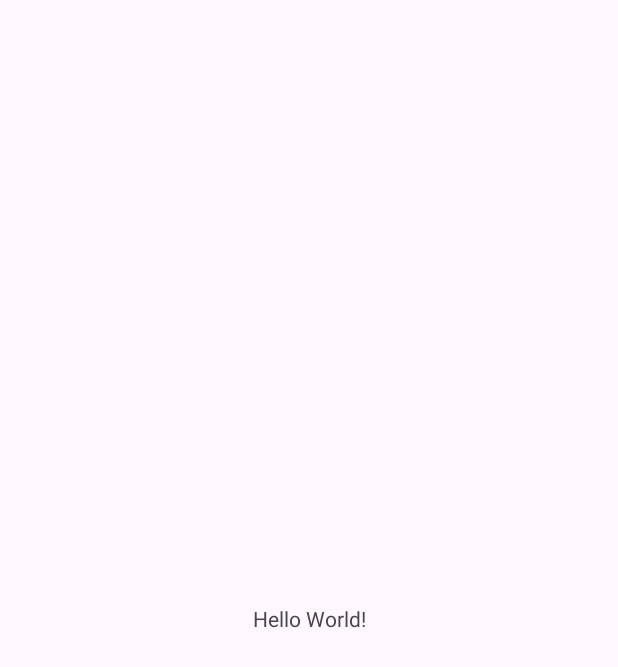
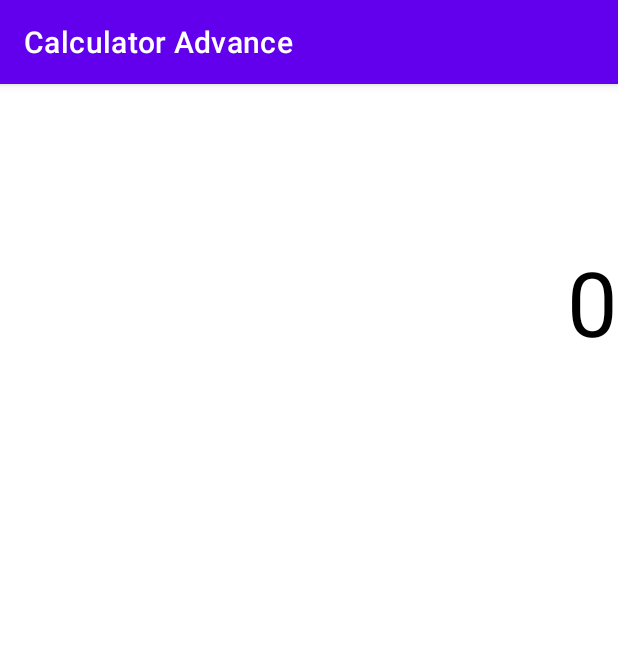
Before and after one commit to kelvs-ricafort/CalculatorAdvance, an Android app: the screen it shows after launch (MainActivity), on a phone screen of 412 x 824 dp. Before the commit the part shown is almost empty. Shown: the top 667 px of the screen. Run offline under Robolectric (Android 15) with nearby library versions, the phone set to English and light mode, and no system bars.

Commit message:
Initial Design

```diff
--- a/app/src/main/res/layout/activity_main.xml
+++ b/app/src/main/res/layout/activity_main.xml
@@ -1,18 +1,33 @@
 <?xml version="1.0" encoding="utf-8"?>
-<androidx.constraintlayout.widget.ConstraintLayout xmlns:android="http://schemas.android.com/apk/res/android"
-    xmlns:app="http://schemas.android.com/apk/res-auto"
+<LinearLayout xmlns:android="http://schemas.android.com/apk/res/android"
     xmlns:tools="http://schemas.android.com/tools"
     android:layout_width="match_parent"
     android:layout_height="match_parent"
     tools:context=".MainActivity">
 
-    <TextView
-        android:layout_width="wrap_content"
+    <LinearLayout
+        android:layout_width="match_parent"
         android:layout_height="wrap_content"
-        android:text="Hello World!"
-        app:layout_constraintBottom_toBottomOf="parent"
-        app:layout_constraintEnd_toEndOf="parent"
-        app:layout_constraintStart_toStartOf="parent"
-        app:layout_constraintTop_toTopOf="parent" />
+        android:orientation="vertical">
 
-</androidx.constraintlayout.widget.ConstraintLayout>
+        <TextView
+            android:id="@+id/textViewHistory"
+            android:layout_width="match_parent"
+            android:layout_height="90dp"
+            android:textSize="30sp"
+            android:gravity="center|end"
+            android:background="@color/white"
+            android:textColor="@color/black" />
+
+        <TextView
+            android:id="@+id/textViewResult"
+            android:layout_width="match_parent"
+            android:layout_height="110dp"
+            android:textSize="60sp"
+            android:text="@string/zero"
+            android:gravity="center|end"
+            android:background="@color/white"
+            android:textColor="@color/black" />
+
+    </LinearLayout>
+</LinearLayout>
--- a/app/src/main/res/values-night/themes.xml
+++ b/app/src/main/res/values-night/themes.xml
@@ -1,7 +1,16 @@
 <resources xmlns:tools="http://schemas.android.com/tools">
     <!-- Base application theme. -->
-    <style name="Base.Theme.CalculatorAdvance" parent="Theme.Material3.DayNight.NoActionBar">
+    <style name="Base.Theme.CalculatorAdvance" parent="Theme.MaterialComponents.DayNight.DarkActionBar">
         <!-- Customize your dark theme here. -->
-        <!-- <item name="colorPrimary">@color/my_dark_primary</item> -->
+        <!-- Primary brand color. -->
+        <item name="colorPrimary">@color/purple_200</item>
+        <item name="colorPrimaryVariant">@color/purple_700</item>
+        <item name="colorOnPrimary">@color/black</item>
+        <!-- Secondary brand color. -->
+        <item name="colorSecondary">@color/teal_200</item>
+        <item name="colorSecondaryVariant">@color/teal_200</item>
+        <item name="colorOnSecondary">@color/black</item>
+        <!-- Status bar color. -->
+        <item name="android:statusBarColor" tools:targetApi="l">?attr/colorPrimaryVariant</item>
     </style>
 </resources>
--- a/app/src/main/res/values/colors.xml
+++ b/app/src/main/res/values/colors.xml
@@ -1,5 +1,11 @@
 <?xml version="1.0" encoding="utf-8"?>
 <resources>
+    <color name="purple_200">#FFBB86FC</color>
+    <color name="purple_500">#FF6200EE</color>
+    <color name="purple_700">#FF3700B3</color>
+    <color name="teal_200">#FF03DAC5</color>
+    <color name="teal_700">#FF018786</color>
     <color name="black">#FF000000</color>
     <color name="white">#FFFFFFFF</color>
+    <color name="orange">#FF5722</color>
 </resources>
--- a/app/src/main/res/values/strings.xml
+++ b/app/src/main/res/values/strings.xml
@@ -1,3 +1,13 @@
 <resources>
     <string name="app_name">Calculator Advance</string>
+    <string name="zero">0</string>
+    <string name="one">1</string>
+    <string name="two">2</string>
+    <string name="three">3</string>
+    <string name="four">4</string>
+    <string name="five">5</string>
+    <string name="six">6</string>
+    <string name="seven">7</string>
+    <string name="eight">8</string>
+    <string name="nine">9</string>
 </resources>
--- a/app/src/main/res/values/themes.xml
+++ b/app/src/main/res/values/themes.xml
@@ -1,8 +1,17 @@
 <resources xmlns:tools="http://schemas.android.com/tools">
     <!-- Base application theme. -->
-    <style name="Base.Theme.CalculatorAdvance" parent="Theme.Material3.DayNight.NoActionBar">
+    <style name="Base.Theme.CalculatorAdvance" parent="Theme.MaterialComponents.DayNight.DarkActionBar">
         <!-- Customize your light theme here. -->
-        <!-- <item name="colorPrimary">@color/my_light_primary</item> -->
+        <!-- Primary brand color. -->
+        <item name="colorPrimary">@color/purple_500</item>
+        <item name="colorPrimaryVariant">@color/purple_700</item>
+        <item name="colorOnPrimary">@color/white</item>
+        <!-- Secondary brand color. -->
+        <item name="colorSecondary">@color/teal_200</item>
+        <item name="colorSecondaryVariant">@color/teal_700</item>
+        <item name="colorOnSecondary">@color/black</item>
+        <!-- Status bar color. -->
+        <item name="android:statusBarColor" tools:targetApi="l">?attr/colorPrimaryVariant</item>
     </style>
 
     <style name="Theme.CalculatorAdvance" parent="Base.Theme.CalculatorAdvance" />
```
